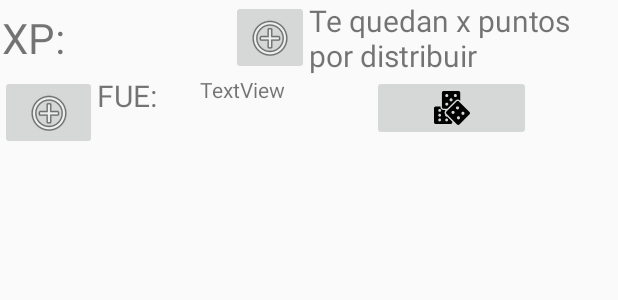
After one commit to Kaukenas/DungeonsMasterLibrary, an Android app: the layout activity_mostrar_uno_personaje.xml on its own in the app's theme, with its tools: preview values and no code run, on a phone screen of 412 x 824 dp. The commit adds this screen. Shown: the top 300 px of the screen. Run offline under Robolectric (Android 15) with nearby library versions, the phone set to English and light mode, and no system bars.

Commit message:
Correcion de fallos GIT

```diff
--- a/app/src/main/AndroidManifest.xml
+++ b/app/src/main/AndroidManifest.xml
@@ -35,7 +35,8 @@
             android:name=".DosCreacionPersonajesActivity"
             android:theme="@style/AppTheme" />
         -*º
-        <activity android:name=".TresCreacionPersonajesActivity"></activity>
+        <activity android:name=".TresCreacionPersonajesActivity" />
+        <activity android:name=".MostrarUnoPersonajeActivity"></activity>
     </application>
 
 </manifest>
--- a/app/src/main/java/com/example/manu/dungeonmasterlibrary/Adapters/Adapter.java
+++ b/app/src/main/java/com/example/manu/dungeonmasterlibrary/Adapters/Adapter.java
@@ -1,5 +1,7 @@
 package com.example.manu.dungeonmasterlibrary.Adapters;
 
+import android.content.Context;
+import android.content.Intent;
 import android.graphics.Bitmap;
 import android.graphics.BitmapFactory;
 import android.support.v7.widget.RecyclerView;
@@ -7,9 +9,11 @@ import android.util.Base64;
 import android.view.LayoutInflater;
 import android.view.View;
 import android.view.ViewGroup;
+import android.widget.Toast;
 
 import com.example.manu.dungeonmasterlibrary.POJOS.Personajes;
 import com.example.manu.dungeonmasterlibrary.POJOS.Pruebafotos;
+import com.example.manu.dungeonmasterlibrary.PersonajesActivity;
 import com.example.manu.dungeonmasterlibrary.R;
 import com.example.manu.dungeonmasterlibrary.viewHolder;
 
@@ -22,15 +26,23 @@ import java.util.List;
 public class Adapter extends RecyclerView.Adapter<viewHolder> {
 
     List<Personajes> listaPersonajes;
+    Context context;
 
-    public Adapter(List<Personajes> listaPersonajes) {
+    public Adapter(List<Personajes> listaPersonajes, Context context) {
         this.listaPersonajes = listaPersonajes;
+        this.context=context;
     }
 
 
     @Override
     public viewHolder onCreateViewHolder(ViewGroup parent, int viewType) {
         View vista = LayoutInflater.from(parent.getContext()).inflate(R.layout.card_item,parent,false);
+        vista.setOnClickListener(new View.OnClickListener() {
+            @Override
+            public void onClick(View view) {
+                Toast.makeText(context, "Ramon siempre tiene razon", Toast.LENGTH_SHORT).show();
+            }
+        });
         return new viewHolder(vista);
     }
 
@@ -42,6 +54,7 @@ public class Adapter extends RecyclerView.Adapter<viewHolder> {
         Bitmap decodedByte = BitmapFactory.decodeByteArray(decodedString, 0, decodedString.length);
         holder.imgCardView.setImageBitmap(decodedByte);
         holder.txtTituloCardView.setText(listaPersonajes.get(position).getNombre());
+
     }
 
     @Override
--- /dev/null
+++ b/app/src/main/java/com/example/manu/dungeonmasterlibrary/MostrarUnoPersonajeActivity.java
@@ -0,0 +1,13 @@
+package com.example.manu.dungeonmasterlibrary;
+
+import android.support.v7.app.AppCompatActivity;
+import android.os.Bundle;
+
+public class MostrarUnoPersonajeActivity extends AppCompatActivity {
+
+    @Override
+    protected void onCreate(Bundle savedInstanceState) {
+        super.onCreate(savedInstanceState);
+        setContentView(R.layout.activity_mostrar_uno_personaje);
+    }
+}
--- a/app/src/main/java/com/example/manu/dungeonmasterlibrary/PersonajesActivity.java
+++ b/app/src/main/java/com/example/manu/dungeonmasterlibrary/PersonajesActivity.java
@@ -170,7 +170,7 @@ public class PersonajesActivity extends AppCompatActivity
     public void cargarPersonajes(){
 
 
-        contenedor.setAdapter(new Adapter(listaPersonajes));
+        contenedor.setAdapter(new Adapter(listaPersonajes, this.getApplicationContext()));
         contenedor.setHasFixedSize(true);
         LinearLayoutManager layoutManager = new LinearLayoutManager(getApplicationContext());
         layoutManager.setOrientation(LinearLayoutManager.VERTICAL);
--- a/app/src/main/java/com/example/manu/dungeonmasterlibrary/viewHolder.java
+++ b/app/src/main/java/com/example/manu/dungeonmasterlibrary/viewHolder.java
@@ -19,5 +19,7 @@ public class viewHolder extends RecyclerView.ViewHolder {
 
         txtTituloCardView = itemView.findViewById(R.id.txtTituloCardView);
         imgCardView = itemView.findViewById(R.id.imageViewCard);
+
+
     }
 }
--- /dev/null
+++ b/app/src/main/res/drawable/ic_dados.xml
@@ -0,0 +1,6 @@
+<vector android:height="24dp" android:viewportHeight="511.999"
+    android:viewportWidth="511.999" android:width="24dp" xmlns:android="http://schemas.android.com/apk/res/android">
+    <path android:fillColor="#FF000000" android:pathData="M187.6,377.3c-2.4,1 -5.1,1.6 -7.9,1.6c-11.3,0 -20.5,-9.2 -20.5,-20.5c0,-2.8 0.6,-5.6 1.6,-8c-13.5,-15.8 -13.8,-39.1 -1,-55.3c-0.4,-1.6 -0.6,-3.2 -0.6,-5c0,-1.6 0.2,-3.1 0.5,-4.5h-23.6c-24.1,0 -43.6,-19.6 -43.6,-43.6v-8.6H23.5C10.6,233.4 0,243.9 0,256.9v202.9c0,13 10.6,23.5 23.5,23.5h213.3c13,0 23.5,-10.6 23.5,-23.5v-9.8L187.6,377.3zM80.6,447.1c-11.3,0 -20.5,-9.2 -20.5,-20.5c0,-11.3 9.2,-20.5 20.5,-20.5c11.3,0 20.5,9.2 20.5,20.5C101.1,437.9 91.9,447.1 80.6,447.1zM80.6,378.9c-11.3,0 -20.5,-9.2 -20.5,-20.5c0,-11.3 9.2,-20.5 20.5,-20.5c11.3,0 20.5,9.2 20.5,20.5C101.1,369.7 91.9,378.9 80.6,378.9zM80.6,310.6c-11.3,0 -20.5,-9.2 -20.5,-20.5c0,-11.3 9.2,-20.5 20.5,-20.5c11.3,0 20.5,9.2 20.5,20.5C101.1,301.5 91.9,310.6 80.6,310.6zM179.8,447.1c-11.3,0 -20.5,-9.2 -20.5,-20.5c0,-11.3 9.2,-20.5 20.5,-20.5c11.3,0 20.5,9.2 20.5,20.5C200.3,437.9 191.1,447.1 179.8,447.1z"/>
+    <path android:fillColor="#FF000000" android:pathData="M349.5,15.5H136.2c-13,0 -23.5,10.6 -23.5,23.5v202.9h0c0,13 10.6,23.5 23.5,23.5h52.8l117.7,-117.7c17,-17 44.7,-17 61.7,0l4.6,4.6V39.1C373.1,26.1 362.5,15.5 349.5,15.5zM197,216.7c-8.4,8.4 -22,8.4 -30.3,0c-8.4,-8.4 -8.4,-22 0,-30.3c8.4,-8.4 22,-8.4 30.3,0C205.4,194.8 205.4,208.3 197,216.7zM197,94.6c-8.4,8.4 -22,8.4 -30.3,0c-8.4,-8.4 -8.4,-22 0,-30.3c8.4,-8.4 22,-8.4 30.3,0C205.4,72.7 205.4,86.3 197,94.6zM258,155.7c-8.4,8.4 -22,8.4 -30.3,0c-8.4,-8.4 -8.4,-22 0,-30.3c8.4,-8.4 22,-8.4 30.3,0C266.4,133.7 266.4,147.3 258,155.7zM319.1,94.6c-8.4,8.4 -22,8.4 -30.3,0c-8.4,-8.4 -8.4,-22 0,-30.3s22,-8.4 30.3,0C327.5,72.7 327.5,86.3 319.1,94.6z"/>
+    <path android:fillColor="#FF000000" android:pathData="M505.1,312.8l-150.8,-150.8c-4.6,-4.6 -10.6,-6.9 -16.6,-6.9s-12.1,2.3 -16.6,6.9L177.5,305.5c-9.2,9.2 -9.2,24.1 0,33.3l150.8,150.8c0,0 0,0 0,0c4.4,4.4 10.4,6.9 16.6,6.9c6.3,0 12.2,-2.4 16.6,-6.9l143.5,-143.5C514.3,336.9 514.3,322 505.1,312.8zM287,335.2c-8.8,8.8 -22.9,8.8 -31.7,0s-8.8,-22.9 0,-31.7c8.8,-8.8 22.9,-8.8 31.7,0S295.7,326.4 287,335.2zM319,239.7c8.8,-8.8 22.9,-8.8 31.7,0c8.8,8.8 8.8,22.9 0,31.7c-8.8,8.8 -22.9,8.8 -31.7,0S310.3,248.5 319,239.7zM363.6,411.9c-8.8,8.8 -22.9,8.8 -31.7,0c-8.8,-8.8 -8.8,-22.9 0,-31.7c8.8,-8.8 22.9,-8.8 31.7,0C372.4,388.9 372.4,403.1 363.6,411.9zM427.4,348.1c-8.8,8.8 -22.9,8.8 -31.7,0c-8.8,-8.8 -8.8,-22.9 0,-31.7c8.8,-8.8 22.9,-8.8 31.7,0C436.1,325.1 436.1,339.3 427.4,348.1z"/>
+</vector>
--- /dev/null
+++ b/app/src/main/res/layout/activity_mostrar_uno_personaje.xml
@@ -0,0 +1,142 @@
+<?xml version="1.0" encoding="utf-8"?>
+<android.support.constraint.ConstraintLayout xmlns:android="http://schemas.android.com/apk/res/android"
+    xmlns:app="http://schemas.android.com/apk/res-auto"
+    xmlns:tools="http://schemas.android.com/tools"
+    android:layout_width="match_parent"
+    android:layout_height="match_parent"
+    tools:context="com.example.manu.dungeonmasterlibrary.MostrarUnoPersonajeActivity">
+
+    <LinearLayout
+        android:layout_width="match_parent"
+        android:layout_height="207dp"
+        android:orientation="vertical">
+
+        <LinearLayout
+            android:layout_width="match_parent"
+            android:layout_height="50dp"
+            android:orientation="horizontal">
+
+            <LinearLayout
+                android:layout_width="match_parent"
+                android:layout_height="match_parent"
+                android:layout_weight="1"
+                android:orientation="horizontal">
+
+                <TextView
+                    android:id="@+id/textView8"
+                    android:layout_width="0dp"
+                    android:layout_height="match_parent"
+                    android:layout_weight="1"
+                    android:gravity="center"
+                    android:text="XP: "
+                    android:textSize="28sp" />
+
+                <TextView
+                    android:id="@+id/textView18"
+                    android:layout_width="0dp"
+                    android:layout_height="match_parent"
+                    android:layout_weight="2"
+                    android:gravity="center"
+                    android:textSize="20sp" />
+
+                <ImageButton
+                    android:id="@+id/imageButton"
+                    android:layout_width="0dp"
+                    android:layout_height="match_parent"
+                    android:layout_weight="1"
+                    app:srcCompat="@android:drawable/ic_menu_add" />
+
+            </LinearLayout>
+
+            <LinearLayout
+                android:layout_width="match_parent"
+                android:layout_height="match_parent"
+                android:layout_weight="1"
+                android:orientation="horizontal">
+
+                <TextView
+                    android:id="@+id/textView20"
+                    android:layout_width="match_parent"
+                    android:layout_height="match_parent"
+                    android:layout_weight="1"
+                    android:text="Te quedan x puntos por distribuir"
+                    android:textSize="20sp" />
+            </LinearLayout>
+
+        </LinearLayout>
+
+        <LinearLayout
+            android:layout_width="match_parent"
+            android:layout_height="50dp"
+            android:orientation="horizontal">
+
+            <LinearLayout
+                android:layout_width="match_parent"
+                android:layout_height="match_parent"
+                android:orientation="horizontal">
+
+                <ImageButton
+                    android:id="@+id/imageButton2"
+                    android:layout_width="wrap_content"
+                    android:layout_height="wrap_content"
+                    android:layout_weight="0.15"
+                    app:srcCompat="@android:drawable/ic_menu_add" />
+
+                <TextView
+                    android:id="@+id/textView21"
+                    android:layout_width="wrap_content"
+                    android:layout_height="match_parent"
+                    android:layout_weight="0.5"
+                    android:text="FUE:"
+                    android:textSize="20sp" />
+
+                <TextView
+                    android:id="@+id/textView22"
+                    android:layout_width="wrap_content"
+                    android:layout_height="match_parent"
+                    android:layout_weight="1"
+                    android:text="TextView" />
+
+                <ImageButton
+                    android:id="@+id/imageButtonDados"
+                    android:layout_width="wrap_content"
+                    android:layout_height="wrap_content"
+                    android:layout_weight="1"
+                    app:srcCompat="@drawable/ic_dados" />
+
+                <TextView
+                    android:id="@+id/textView23"
+                    android:layout_width="wrap_content"
+                    android:layout_height="match_parent"
+                    android:layout_weight="1" />
+            </LinearLayout>
+
+            <LinearLayout
+                android:layout_width="match_parent"
+                android:layout_height="match_parent"
+                android:orientation="horizontal">
+
+                <ImageButton
+                    android:id="@+id/imageButton4"
+                    android:layout_width="wrap_content"
+                    android:layout_height="wrap_content"
+                    android:layout_weight="1"
+                    app:srcCompat="@android:drawable/ic_menu_add" />
+            </LinearLayout>
+        </LinearLayout>
+
+        <LinearLayout
+            android:layout_width="match_parent"
+            android:layout_height="50dp"
+            android:orientation="horizontal">
+
+        </LinearLayout>
+
+        <LinearLayout
+            android:layout_width="match_parent"
+            android:layout_height="51dp"
+            android:orientation="horizontal">
+
+        </LinearLayout>
+    </LinearLayout>
+</android.support.constraint.ConstraintLayout>
```
Also changed, not shown: 3 other files.
